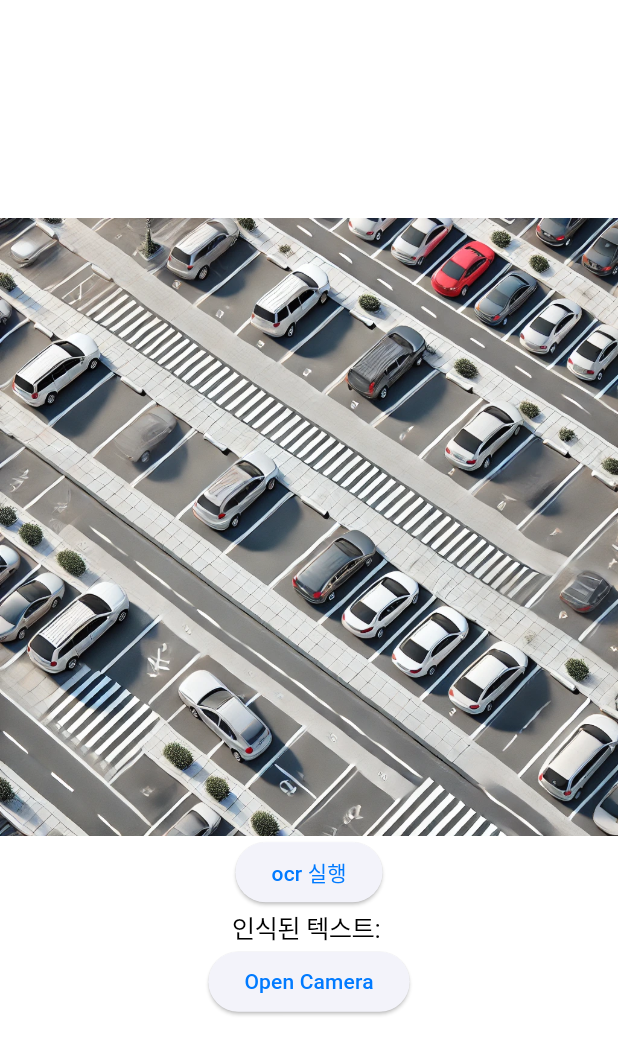
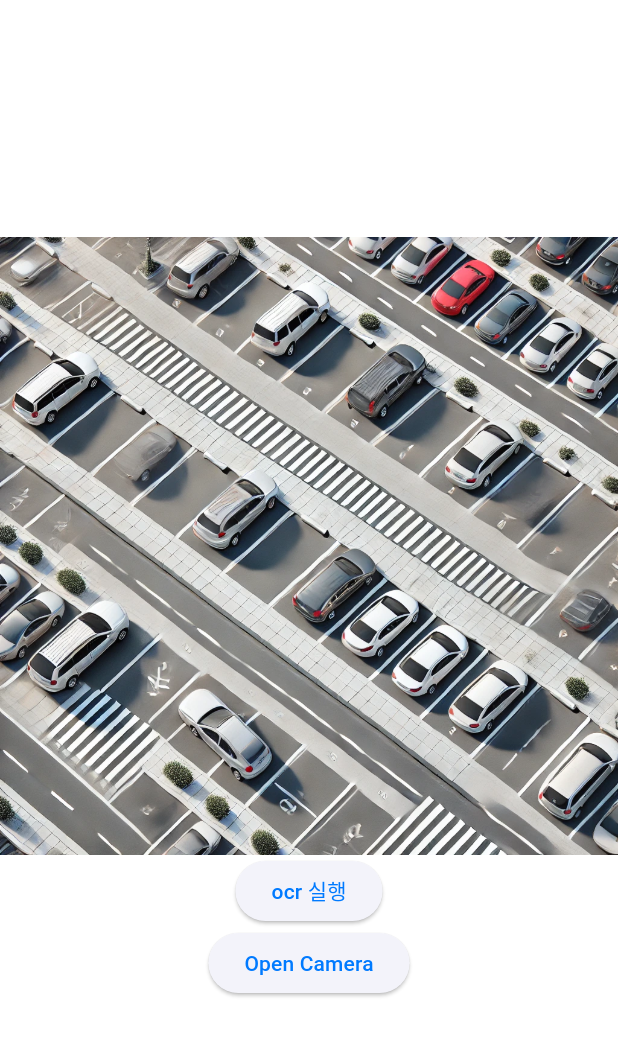
Before and after one commit to koreanhole/dropspot, a Flutter app: the screen it shows after launch, after a tap on "ocr 실행", on a phone screen of 412 x 824 dp. Shown: the top 1055 px of the screen. Run offline on Flutter 3.47's test engine with Material 3 defaults, Android fonts, the phone set to English and light mode, and no system bars; our stand-ins replace image_picker, logger; missing offline and left inert: google_mlkit_text_recognition.

Commit message:
make extracted text as nullable

```diff
--- a/lib/components/recognized_text.dart
+++ b/lib/components/recognized_text.dart
@@ -14,7 +14,7 @@ class RecognizedParkingText extends StatefulWidget {
 }
 
 class _RecognizedParkingTextState extends State<RecognizedParkingText> {
-  String _extractedText = "";
+  String? _extractedText;
 
   Future<void> _performOCR(String imagePath) async {
     final textRecognizer = TextRecognizer();
@@ -31,13 +31,6 @@ class _RecognizedParkingTextState extends State<RecognizedParkingText> {
       setState(() {
         _extractedText = recognizedText.text; // 전체 텍스트
       });
-
-      // 블록 단위로 텍스트를 추출하고 싶다면 아래 코드 사용 가능
-      for (TextBlock block in recognizedText.blocks) {
-        for (TextLine line in block.lines) {
-          print(line.text); // 라인 단위 텍스트 출력
-        }
-      }
     } catch (e) {
       Logger().e("OCR 에러: $e");
     } finally {
@@ -55,7 +48,9 @@ class _RecognizedParkingTextState extends State<RecognizedParkingText> {
           onPressed: () => _performOCR(parkingImageProvider.imagePath),
           child: Text('ocr 실행'),
         ),
-        Text("인식된 텍스트: $_extractedText"),
+        _extractedText == null
+            ? SizedBox.shrink()
+            : Text("인식된 텍스트: $_extractedText"),
       ],
     );
   }
```
